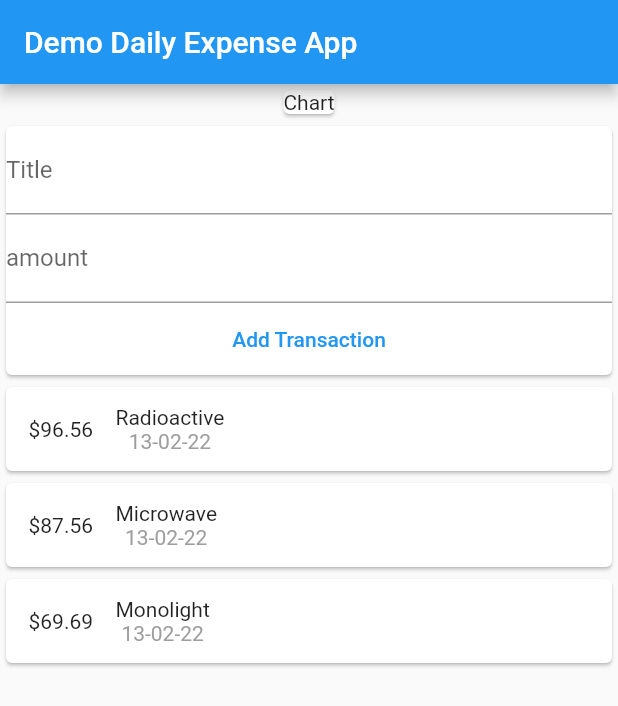
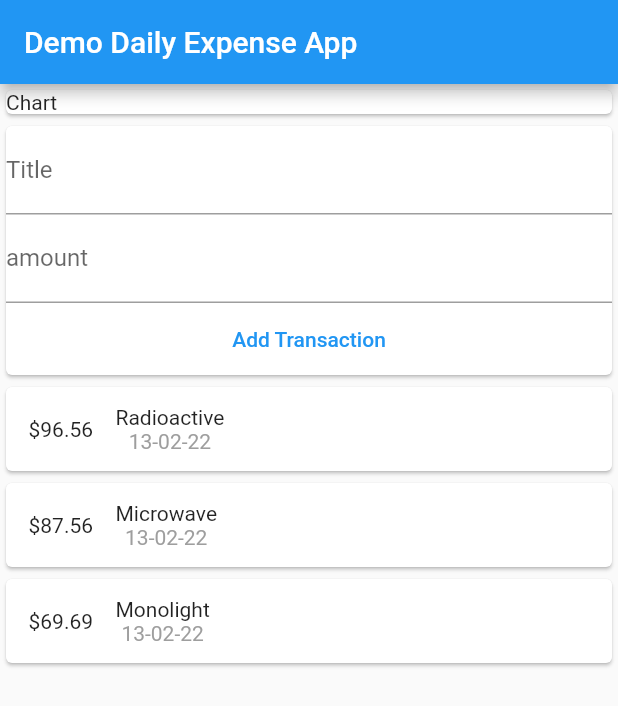
Before and after one commit to Ikramico/hisabnikash, a Flutter app: the screen it shows after launch, after a tap on "Add Transaction", on a phone screen of 412 x 824 dp. Shown: the top 706 px of the screen. Run offline on Flutter 3.47's test engine with Material 2 defaults, Android fonts, the light colour scheme and no system bars.

Commit message:
new commit

```diff
--- a/trans/lib/list.dart
+++ b/trans/lib/list.dart
@@ -8,8 +8,10 @@
   TransList(this.transactions);
   @override
   Widget build(BuildContext context) {
-    return Column(
-      children: transactions.map((tx) {
+    return Container(
+        height: 500,
+        child: ListView.builder(
+          itemBuilder: (ctx, index) {
             return Card(
               child: Row(children: [
                 Container(
@@ -18,21 +20,22 @@
                     vertical: 20,
                   ),
                   child: Text(
-                '\$${tx.amount}',
+                    '\$${transactions[index].amount}',
                   ),
                 ),
                 Column(
                   children: [
-                Text(tx.title),
+                    Text(transactions[index].title),
                     Text(
-                  DateFormat('dd-MM-yy').format(tx.date),
+                      DateFormat('dd-MM-yy').format(transactions[index].date),
                       style: TextStyle(color: Colors.grey),
                     )
                   ],
                 )
               ]),
             );
-      }).toList(),
-    );
+          },
+          itemCount: transactions.length,
+        ));
   }
 }
--- a/trans/lib/main.dart
+++ b/trans/lib/main.dart
@@ -13,15 +13,19 @@
             appBar: AppBar(
               title: Text('Demo Daily Expense App'),
             ),
-            body: Column(
+            body: SingleChildScrollView(
+              child: Column(
+                crossAxisAlignment: CrossAxisAlignment.start,
                 children: [
                   Container(
+                    width: double.infinity,
                     child: Card(
                       child: Text('Chart'),
                     ),
                   ),
                   userTrans()
                 ],
+              ),
             )));
   }
 }
--- a/trans/lib/newtr.dart
+++ b/trans/lib/newtr.dart
@@ -5,6 +5,15 @@
   final Function addTx;
   final title = TextEditingController();
   final amount = TextEditingController();
+
+  void Submit() {
+    final Etitle = title;
+    final Eamount = double.parse(amount.text.trim());
+    if (Etitle == '' || Eamount <= 0) {
+      return;
+    }
+    addTx(Etitle, Eamount);
+  }
 
   newTr(this.addTx);
   @override
@@ -14,17 +23,20 @@
         Center(
           child: TextField(
             decoration: InputDecoration(labelText: 'Title'),
+            controller: title,
+            keyboardType: TextInputType.number,
+            onSubmitted: (_) => Submit,
           ),
         ),
         Center(
           child: TextField(
             decoration: InputDecoration(labelText: 'amount'),
+            controller: amount,
+            onSubmitted: (_) => Submit,
           ),
         ),
         TextButton(
-          onPressed: () {
-            addTx(title.text, double.parse(amount.text));
-          },
+          onPressed: Submit,
           child: Text('Add Transaction'),
         )
       ]),
```
Lines whose indentation alone changed are shown as unchanged.
